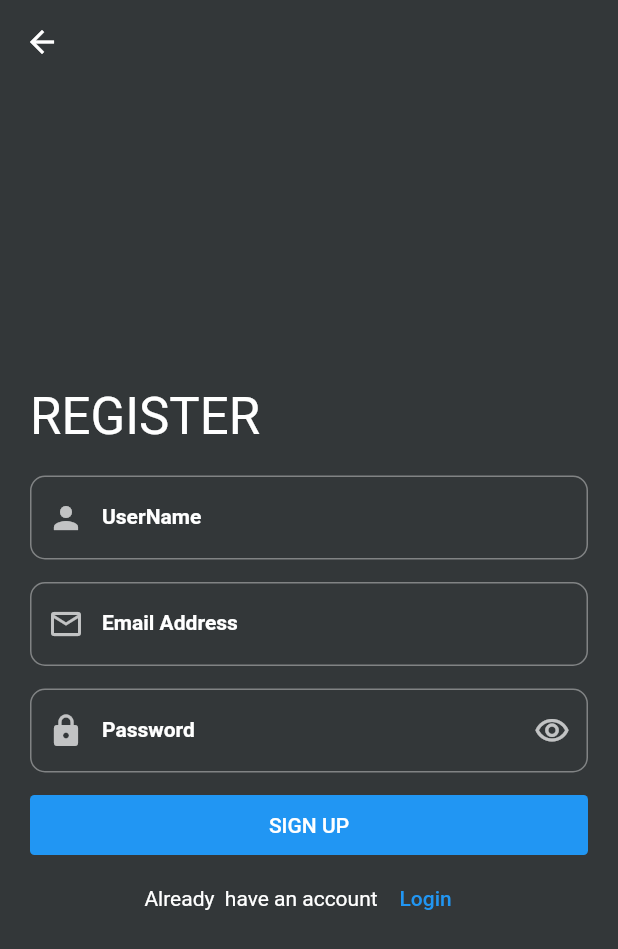
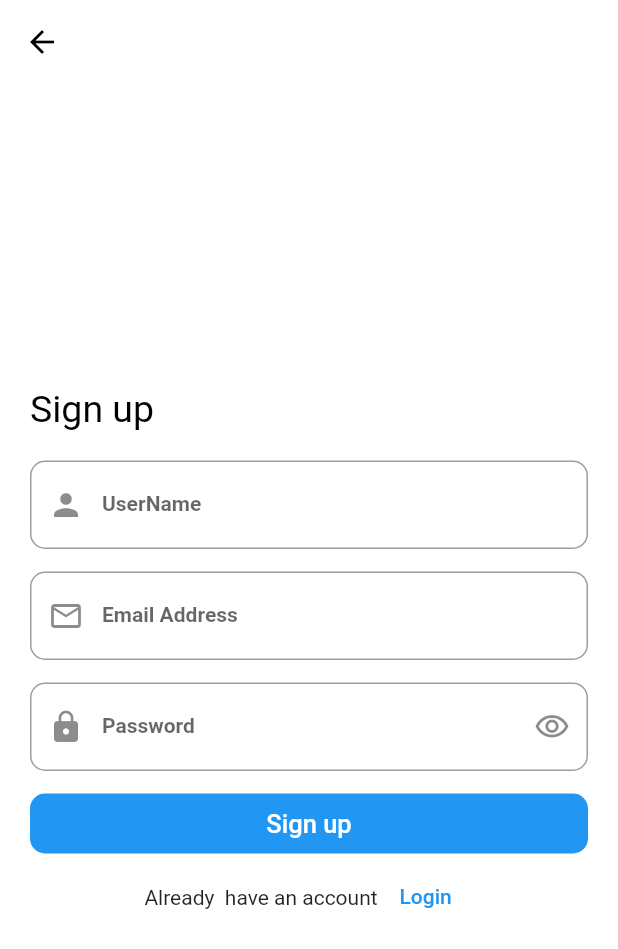
Before and after one commit to AmiraMostafa628/SocialApp, a Flutter app: the SocialRegisterScreen screen opened directly, on a phone screen of 412 x 824 dp. Shown: the top 949 px of the screen. Run offline on Flutter 3.47's test engine with Material 2 defaults, Android fonts, the phone set to English and light mode, and no system bars; our stand-ins replace awesome_dialog, bloc, cloud_firestore, conditional_builder_null_safety, dio, firebase_auth and 11 more; accounts and stored records are empty; Roboto replaces fonts that are missing (Jannah).

Commit message:
initial comment

```diff
--- a/lib/main.dart
+++ b/lib/main.dart
@@ -1,6 +1,5 @@
 import 'dart:io';
 import 'package:bloc/bloc.dart';
-import 'package:firebase_auth/firebase_auth.dart';
 import 'package:firebase_core/firebase_core.dart';
 import 'package:firebase_messaging/firebase_messaging.dart';
 import 'package:flutter/material.dart';
@@ -8,7 +7,6 @@ import 'package:flutter_bloc/flutter_bloc.dart';
 import 'package:social_app/layout/HomeLayout.dart';
 import 'package:social_app/modules/socialApp/login/Login_cubit/Login_cubit.dart';
 import 'package:social_app/shared/blocObserver.dart';
-import 'package:social_app/shared/components/components.dart';
 import 'package:social_app/shared/components/constant.dart';
 import 'package:social_app/shared/cubit/cubit.dart';
 import 'package:social_app/shared/cubit/states.dart';
@@ -83,7 +81,7 @@ class MyApp extends StatelessWidget {
                     debugShowCheckedModeBanner: false,
                     theme: lightTheme,
                     darkTheme:darkTheme,
-                    themeMode: SocialCubit.get(context).isDark?ThemeMode.dark:ThemeMode.light,
+                    themeMode: SocialCubit.get(context).isDark==true?ThemeMode.dark:ThemeMode.light,
                     home: startWidget,
                   );
                 }
--- a/lib/modules/socialApp/Register/socialRegisterScreen.dart
+++ b/lib/modules/socialApp/Register/socialRegisterScreen.dart
@@ -48,8 +48,9 @@ class SocialRegisterScreen extends StatelessWidget {
                     child: Column(
                       crossAxisAlignment: CrossAxisAlignment.start,
                       children: [
-                        Text('REGISTER',
-                            style: Theme.of(context).textTheme.headline4?.copyWith(
+                        Text('Sign up',
+                            style: Theme.of(context).textTheme.headlineMedium?.copyWith(
+                                fontSize: 25,
                                 color: SocialCubit.get(context).isDark?Colors.white:Colors.black
                             )
                         ),
--- a/lib/shared/components/components.dart
+++ b/lib/shared/components/components.dart
@@ -13,7 +13,7 @@ Widget defaultButton({
   double width = double.infinity,
   Color background = defaultColor,
   bool isUpperCase = true,
-  double radius = 3.0,
+  double radius = 10.0,
   required Function function,
   required String text,
 }) =>
@@ -25,9 +25,10 @@ Widget defaultButton({
           function();
         },
         child: Text(
-          isUpperCase ? text.toUpperCase() : text,
+          text,
           style: TextStyle(
             color: Colors.white,
+            fontSize: 17
           ),
         ),
       ),
@@ -49,7 +50,8 @@ Widget defaultTextButten({
     child: Text(
         text,
       style: TextStyle(
-        color: color
+        color: color,
+        height: 1.1
       ),
     )
 
@@ -74,7 +76,9 @@ Widget defaultFormField ({
 ) => TextFormField(
   controller: controller,
   style: TextStyle(
-      color: color
+      color: color,
+    fontSize: 16,
+    height: 1.2,
   ),
   keyboardType:type ,
   obscureText: isPassword,
@@ -89,7 +93,8 @@ Widget defaultFormField ({
   decoration: InputDecoration(
     labelText: label,
     labelStyle: TextStyle(
-      color: color
+      color: color,
+      fontSize: 14,
     ) ,
     prefixIcon: Icon(
       prefix,
--- a/lib/shared/cubit/cubit.dart
+++ b/lib/shared/cubit/cubit.dart
@@ -991,7 +991,7 @@ List<NotificationModel> Notifications=[];
 
 
 
-  bool isDark = false;
+  bool isDark = true;
   void changeMode({bool? fromShared})
   {
     if(fromShared != null)
```
Also changed, not shown: lib/modules/socialApp/change password/changePassword.dart (+8 -3 lines), lib/modules/socialApp/login/LoginScreen.dart (+10 -7 lines), pubspec.lock.
